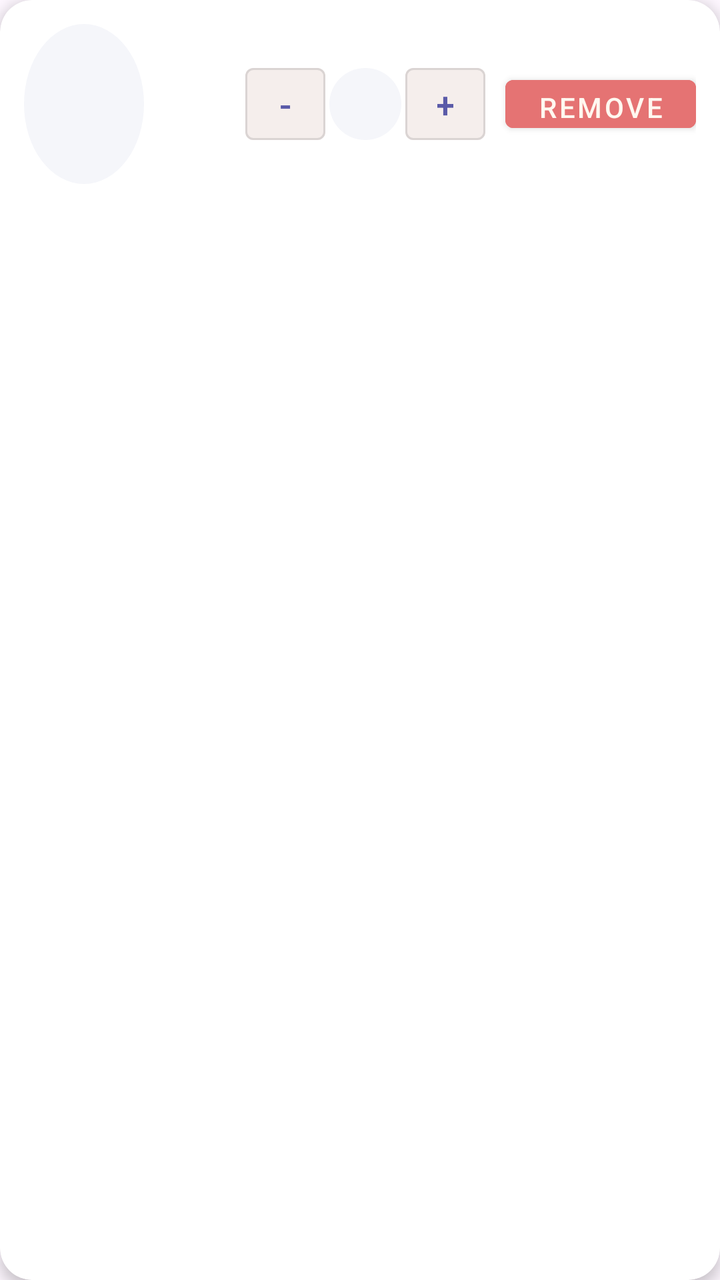
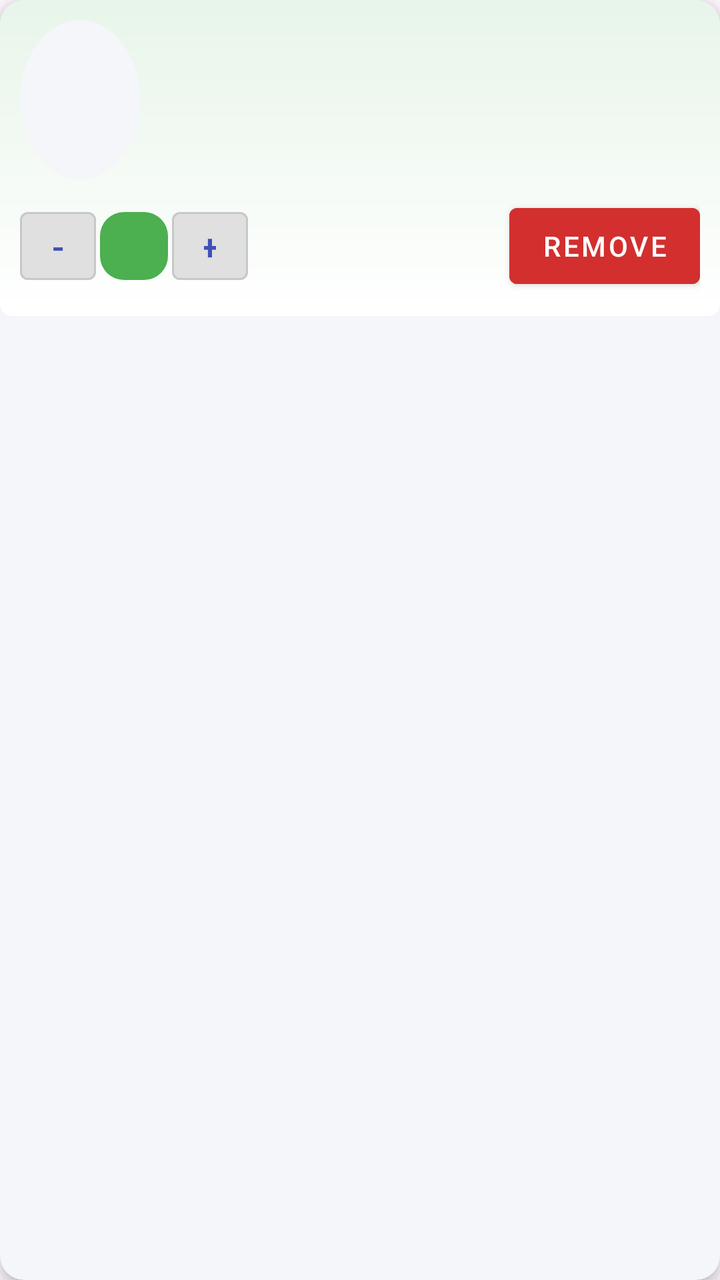

Before-and-after screenshots of an Android layout around one commit, followed by the original layout XML and the change that was made.
<!-- AndroidManifest.xml: application theme Theme.Project -->
<!-- res/layout/cart_item.xml -->
<?xml version="1.0" encoding="utf-8"?>
<androidx.cardview.widget.CardView
    xmlns:android="http://schemas.android.com/apk/res/android"
    xmlns:app="http://schemas.android.com/apk/res-auto"
    android:layout_width="match_parent"
    android:layout_height="wrap_content"
    android:layout_marginBottom="12dp"
    android:layout_marginTop="4dp"
    android:layout_marginStart="2dp"
    android:layout_marginEnd="2dp"
    app:cardCornerRadius="16dp"
    app:cardElevation="4dp">

    <LinearLayout
        android:layout_width="match_parent"
        android:layout_height="wrap_content"
        android:orientation="horizontal"
        android:padding="12dp"
        android:gravity="center_vertical">

        <ImageView
            android:id="@+id/imageBook"
            android:layout_width="60dp"
            android:layout_height="80dp"
            android:scaleType="centerCrop"
            android:layout_marginEnd="14dp"
            android:background="@drawable/circle_bg"
            android:padding="4dp"
            android:contentDescription="@string/app_name" />

        <LinearLayout
            android:layout_width="0dp"
            android:layout_height="wrap_content"
            android:layout_weight="1"
            android:orientation="vertical"
            android:paddingEnd="8dp">

            <TextView
                android:id="@+id/textTitle"
                android:layout_width="wrap_content"
                android:layout_height="wrap_content"
                android:textStyle="bold"
                android:textSize="16sp"
                android:textColor="#5A5AA8"/>
            <TextView
                android:id="@+id/textAuthor"
                android:layout_width="wrap_content"
                android:layout_height="wrap_content"
                android:textSize="14sp"
                android:textColor="#6D4C41"/>
            <TextView
                android:id="@+id/textPrice"
                android:layout_width="wrap_content"
                android:layout_height="wrap_content"
                android:textSize="14sp"
                android:textColor="#8481e2"/>
        </LinearLayout>

        <LinearLayout
            android:layout_width="wrap_content"
            android:layout_height="wrap_content"
            android:orientation="horizontal"
            android:gravity="center_vertical">

            <com.google.android.material.button.MaterialButton
                android:id="@+id/buttonDecrease"
                android:layout_width="40dp"
                android:layout_height="36dp"
                android:text="-"
                android:textSize="18sp"
                android:backgroundTint="#f5eeec"
                android:textColor="#5A5AA8"
                style="@style/Widget.MaterialComponents.Button.OutlinedButton"
                android:layout_marginEnd="2dp"
                android:insetTop="0dp"
                android:insetBottom="0dp"
                android:insetLeft="0dp"
                android:insetRight="0dp" />

            <TextView
                android:id="@+id/textQuantity"
                android:layout_width="36dp"
                android:layout_height="36dp"
                android:gravity="center"
                android:textSize="16sp"
                android:textColor="#5A5AA8"
                android:background="@drawable/circle_bg"
                android:layout_marginEnd="2dp" />

            <com.google.android.material.button.MaterialButton
                android:id="@+id/buttonIncrease"
                android:layout_width="40dp"
                android:layout_height="36dp"
                android:text="+"
                android:textSize="18sp"
                android:backgroundTint="#f5eeec"
                android:textColor="#5A5AA8"
                style="@style/Widget.MaterialComponents.Button.OutlinedButton"
                android:layout_marginEnd="2dp"
                android:insetTop="0dp"
                android:insetBottom="0dp"
                android:insetLeft="0dp"
                android:insetRight="0dp" />
        </LinearLayout>

        <com.google.android.material.button.MaterialButton
            android:id="@+id/buttonRemove"
            android:layout_width="wrap_content"
            android:layout_height="36dp"
            android:text="Remove"
            android:textColor="#FFF8F0"
            android:backgroundTint="#e57373"
            style="@style/Widget.MaterialComponents.Button"
            android:layout_marginStart="8dp"/>
    </LinearLayout>
</androidx.cardview.widget.CardView>
<!-- resources referenced by this layout -->
<resources>
  <!-- drawable circle_bg (drawable) -->
  <shape xmlns:android="http://schemas.android.com/apk/res/android"
      android:shape="oval">
      <solid android:color="#F5F6FA"/>
      <size android:width="72dp" android:height="72dp"/>
  </shape>
  <string name="app_name">BookStore</string>
  <style name="Theme.Project" parent="Base.Theme.Project" />
  <style name="Base.Theme.Project" parent="Theme.Material3.DayNight.NoActionBar">
          
          
      </style>
</resources>

<!-- the commit's change to res/layout/cart_item.xml (unified diff, before → after) -->
@@ -4,113 +4,129 @@
     xmlns:app="http://schemas.android.com/apk/res-auto"
     android:layout_width="match_parent"
     android:layout_height="wrap_content"
-    android:layout_marginBottom="12dp"
-    android:layout_marginTop="4dp"
-    android:layout_marginStart="2dp"
-    android:layout_marginEnd="2dp"
-    app:cardCornerRadius="16dp"
-    app:cardElevation="4dp">
+    android:layout_margin="6dp"
+    app:cardCornerRadius="12dp"
+    app:cardElevation="4dp"
+    app:cardBackgroundColor="#F5F6FA">
 
     <LinearLayout
         android:layout_width="match_parent"
         android:layout_height="wrap_content"
-        android:orientation="horizontal"
-        android:padding="12dp"
-        android:gravity="center_vertical">
-
-        <ImageView
-            android:id="@+id/imageBook"
-            android:layout_width="60dp"
-            android:layout_height="80dp"
-            android:scaleType="centerCrop"
-            android:layout_marginEnd="14dp"
-            android:background="@drawable/circle_bg"
-            android:padding="4dp"
-            android:contentDescription="@string/app_name" />
+        android:orientation="vertical"
+        android:padding="10dp"
+        android:background="@drawable/gradient_background">
 
         <LinearLayout
-            android:layout_width="0dp"
-            android:layout_height="wrap_content"
-            android:layout_weight="1"
-            android:orientation="vertical"
-            android:paddingEnd="8dp">
-
-            <TextView
-                android:id="@+id/textTitle"
-                android:layout_width="wrap_content"
-                android:layout_height="wrap_content"
-                android:textStyle="bold"
-                android:textSize="16sp"
-                android:textColor="#5A5AA8"/>
-            <TextView
-                android:id="@+id/textAuthor"
-                android:layout_width="wrap_content"
-                android:layout_height="wrap_content"
-                android:textSize="14sp"
-                android:textColor="#6D4C41"/>
-            <TextView
-                android:id="@+id/textPrice"
-                android:layout_width="wrap_content"
-                android:layout_height="wrap_content"
-                android:textSize="14sp"
-                android:textColor="#8481e2"/>
-        </LinearLayout>
-
-        <LinearLayout
-            android:layout_width="wrap_content"
+            android:layout_width="match_parent"
             android:layout_height="wrap_content"
             android:orientation="horizontal"
             android:gravity="center_vertical">
 
-            <com.google.android.material.button.MaterialButton
-                android:id="@+id/buttonDecrease"
-                android:layout_width="40dp"
-                android:layout_height="36dp"
-                android:text="-"
-                android:textSize="18sp"
-                android:backgroundTint="#f5eeec"
-                android:textColor="#5A5AA8"
-                style="@style/Widget.MaterialComponents.Button.OutlinedButton"
-                android:layout_marginEnd="2dp"
-                android:insetTop="0dp"
-                android:insetBottom="0dp"
-                android:insetLeft="0dp"
-                android:insetRight="0dp" />
+            <ImageView
+                android:id="@+id/imageBook"
+                android:layout_width="60dp"
+                android:layout_height="80dp"
+                android:scaleType="centerCrop"
+                android:layout_marginEnd="12dp"
+                android:background="@drawable/circle_bg"
+                android:padding="4dp"
+                android:contentDescription="@string/app_name" />
 
-            <TextView
-                android:id="@+id/textQuantity"
-                android:layout_width="36dp"
-                android:layout_height="36dp"
-                android:gravity="center"
-                android:textSize="16sp"
-                android:textColor="#5A5AA8"
-                android:background="@drawable/circle_bg"
-                android:layout_marginEnd="2dp" />
+            <LinearLayout
+                android:layout_width="0dp"
+                android:layout_height="wrap_content"
+                android:layout_weight="1"
+                android:orientation="vertical"
+                android:paddingEnd="6dp">
+
+                <TextView
+                    android:id="@+id/textTitle"
+                    android:layout_width="wrap_content"
+                    android:layout_height="wrap_content"
+                    android:textStyle="bold"
+                    android:textSize="16sp"
+                    android:textColor="#3F51B5" />
+
+                <TextView
+                    android:id="@+id/textAuthor"
+                    android:layout_width="wrap_content"
+                    android:layout_height="wrap_content"
+                    android:textSize="14sp"
+                    android:textColor="#757575" />
+
+                <TextView
+                    android:id="@+id/textPrice"
+                    android:layout_width="wrap_content"
+                    android:layout_height="wrap_content"
+                    android:textSize="14sp"
+                    android:textColor="#D81B60" />
+            </LinearLayout>
+        </LinearLayout>
+
+        <LinearLayout
+            android:layout_width="match_parent"
+            android:layout_height="wrap_content"
+            android:orientation="horizontal"
+            android:gravity="center_vertical"
+            android:layout_marginTop="8dp">
+
+            <LinearLayout
+                android:layout_width="0dp"
+                android:layout_height="wrap_content"
+                android:layout_weight="1"
+                android:orientation="horizontal"
+                android:gravity="center_vertical">
+
+                <com.google.android.material.button.MaterialButton
+                    android:id="@+id/buttonDecrease"
+                    android:layout_width="38dp"
+                    android:layout_height="34dp"
+                    android:text="-"
+                    android:textSize="18sp"
+                    android:backgroundTint="#E0E0E0"
+                    android:textColor="#3F51B5"
+                    style="@style/Widget.MaterialComponents.Button.OutlinedButton"
+                    android:layout_marginEnd="2dp"
+                    android:insetTop="0dp"
+                    android:insetBottom="0dp"
+                    android:insetLeft="0dp"
+                    android:insetRight="0dp" />
+
+                <TextView
+                    android:id="@+id/textQuantity"
+                    android:layout_width="34dp"
+                    android:layout_height="34dp"
+                    android:gravity="center"
+                    android:textSize="16sp"
+                    android:textColor="#3F51B5"
+                    android:background="@drawable/quantity_background"
+                    android:layout_marginEnd="2dp" />
+
+                <com.google.android.material.button.MaterialButton
+                    android:id="@+id/buttonIncrease"
+                    android:layout_width="38dp"
+                    android:layout_height="34dp"
+                    android:text="+"
+                    android:textSize="18sp"
+                    android:backgroundTint="#E0E0E0"
+                    android:textColor="#3F51B5"
+                    style="@style/Widget.MaterialComponents.Button.OutlinedButton"
+                    android:layout_marginEnd="2dp"
+                    android:insetTop="0dp"
+                    android:insetBottom="0dp"
+                    android:insetLeft="0dp"
+                    android:insetRight="0dp" />
+            </LinearLayout>
 
             <com.google.android.material.button.MaterialButton
-                android:id="@+id/buttonIncrease"
-                android:layout_width="40dp"
-                android:layout_height="36dp"
-                android:text="+"
-                android:textSize="18sp"
-                android:backgroundTint="#f5eeec"
-                android:textColor="#5A5AA8"
-                style="@style/Widget.MaterialComponents.Button.OutlinedButton"
-                android:layout_marginEnd="2dp"
-                android:insetTop="0dp"
-                android:insetBottom="0dp"
-                android:insetLeft="0dp"
-                android:insetRight="0dp" />
+                android:id="@+id/buttonRemove"
+                android:layout_width="wrap_content"
+                android:layout_height="50dp"
+                android:text="Remove"
+                android:textColor="#FFFFFF"
+                android:backgroundTint="#D32F2F"
+                style="@style/Widget.MaterialComponents.Button"
+                android:layout_marginStart="20dp"/>
         </LinearLayout>
-
-        <com.google.android.material.button.MaterialButton
-            android:id="@+id/buttonRemove"
-            android:layout_width="wrap_content"
-            android:layout_height="36dp"
-            android:text="Remove"
-            android:textColor="#FFF8F0"
-            android:backgroundTint="#e57373"
-            style="@style/Widget.MaterialComponents.Button"
-            android:layout_marginStart="8dp"/>
     </LinearLayout>
 </androidx.cardview.widget.CardView>
<!-- resource entries referenced after the edit -->
@@ -5,6 +5,21 @@
       android:shape="oval">
       <solid android:color="#F5F6FA"/>
       <size android:width="72dp" android:height="72dp"/>
+  </shape>
+  <!-- drawable gradient_background (drawable) -->
+  <?xml version="1.0" encoding="utf-8"?>
+  <shape xmlns:android="http://schemas.android.com/apk/res/android">
+      <gradient
+          android:startColor="#E8F5E9"
+          android:endColor="#FFFFFF"
+          android:angle="270"/>
+      <corners android:radius="6dp"/>
+  </shape>
+  <!-- drawable quantity_background (drawable) -->
+  <?xml version="1.0" encoding="utf-8"?>
+  <shape xmlns:android="http://schemas.android.com/apk/res/android">
+      <solid android:color="#4CAF50"/>
+      <corners android:radius="12dp"/>
   </shape>
   <string name="app_name">BookStore</string>
   <style name="Theme.Project" parent="Base.Theme.Project" />
